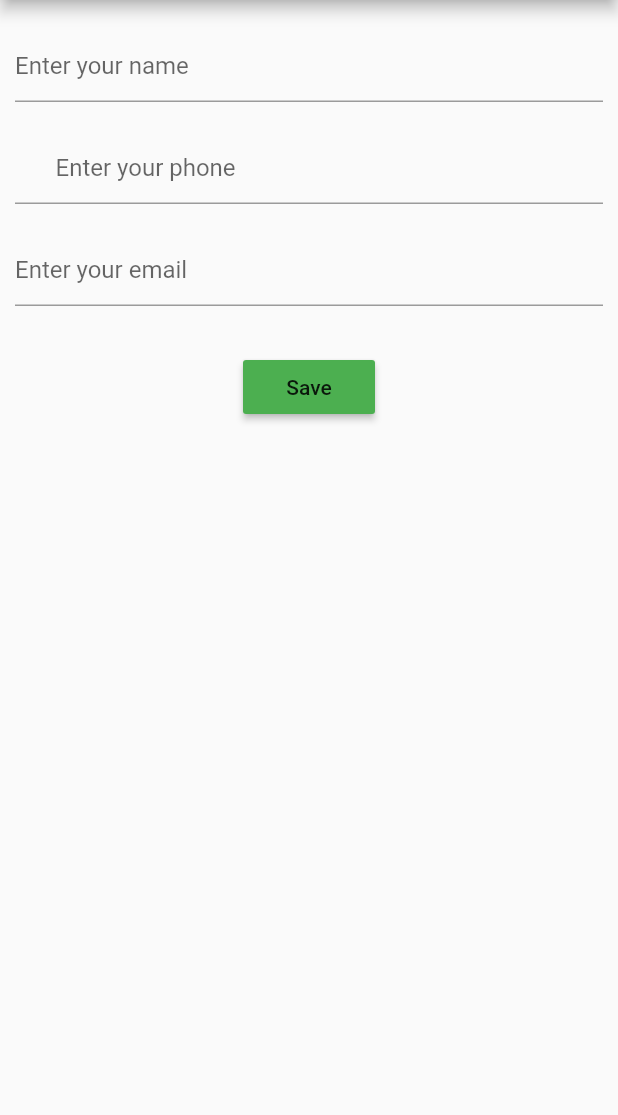
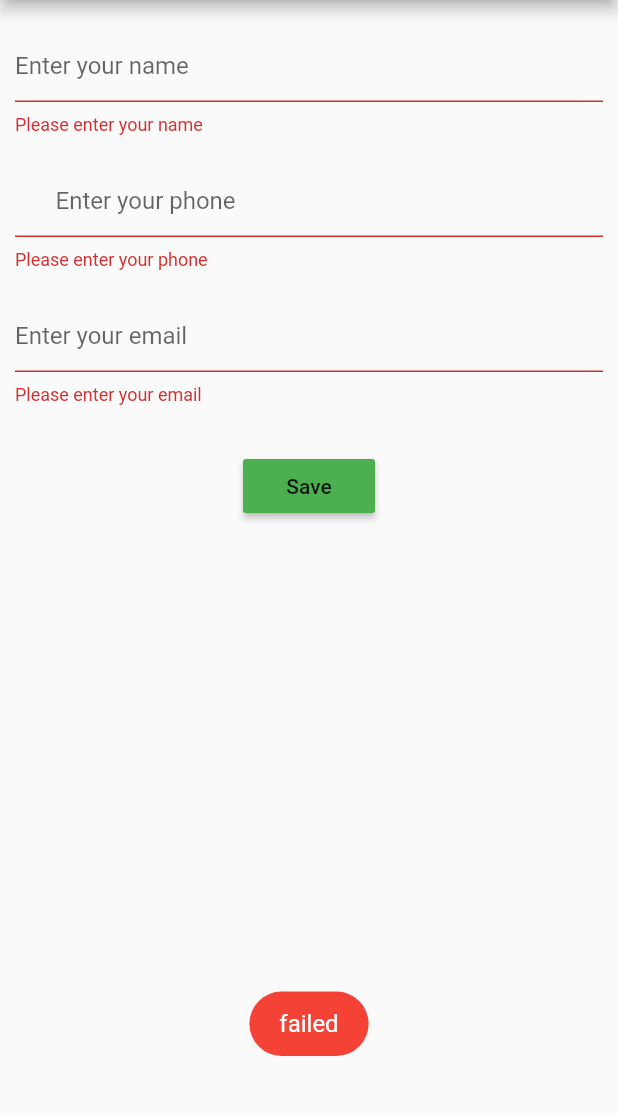
Before and after one commit to sakil007/FlutterSqfliteDemo, a Flutter app: the AddContact screen opened directly, after a tap on "Save", on a phone screen of 412 x 824 dp, the part 84-1199 px from its top. Run offline on Flutter 3.47's test engine with Material 2 defaults, Android fonts, the phone set to English and light mode, and no system bars; our stand-ins replace fluttertoast, sqflite; accounts and stored records are empty.

Commit message:
code update

```diff
--- a/lib/DatabaseClient.dart
+++ b/lib/DatabaseClient.dart
@@ -18,15 +18,15 @@ class DatabaseClient {
     return _database;
   }
 
-   insertContactData(ContactModel contactModel) async{
+  Future<int> insertContactData(ContactModel contactModel) async{
     final db = await database;
-    var res = await db.rawInsert(
-        "INSERT Into contactList (name,email,phone)"
-            " VALUES (${contactModel.name},${contactModel.email},${contactModel.phone})");
-     return res;
+     /*var res = await db.rawInsert(
+      "INSERT Into contactList (name,email,phone)"
+             " VALUES (${contactModel.name},${contactModel.email},${contactModel.phone})");
+      return res;*/
 
-  /*  var res2 = await db.insert("contactList", contactModel.toMap());
-    return res2;*/
+    var res2 = await db.insert("contactList", contactModel.toMap());
+    return res2;
   }
 
   initDB() async {
@@ -34,10 +34,11 @@ class DatabaseClient {
     String path = join(documentsDirectory.path, "contact.db");
     return await openDatabase(path, version: 1, onOpen: (db) {
     }, onCreate: (Database db, int version) async {
+      print("========================");
       await db.execute("CREATE TABLE contactList ("
           "id INTEGER PRIMARY KEY AUTOINCREMENT,"
           "name TEXT,"
-          "email TEXT,"
+          "email VARCHAR (20),"
           "phone TEXT"
           ")");
     });
--- a/lib/addContact.dart
+++ b/lib/addContact.dart
@@ -1,4 +1,7 @@
+import 'package:contactapp/ContactModel.dart';
+import 'package:contactapp/DatabaseClient.dart';
 import 'package:flutter/material.dart';
+import 'package:fluttertoast/fluttertoast.dart';
 
 class AddContact extends StatefulWidget{
   @override
@@ -10,12 +13,38 @@ class AddContact extends StatefulWidget{
 }
 class _addContact extends State<AddContact>{
 
+
   var _formKey= GlobalKey<FormState>();
+  var nameController,phoneController,emailController;
+  var databaseClient;
+
+  @override
+  void initState() {
+    // TODO: implement initState
+    super.initState();
+    databaseClient = DatabaseClient.db;
+    nameController= TextEditingController();
+    phoneController= TextEditingController();
+    emailController= TextEditingController();
+
+  }
+  void showToast(msg){
+    Fluttertoast.showToast(
+        msg: msg,
+        toastLength: Toast.LENGTH_LONG,
+        gravity: ToastGravity.BOTTOM,
+        timeInSecForIosWeb: 1,
+        backgroundColor: Colors.red,
+        textColor: Colors.white,
+        fontSize: 16.0
+    );
+  }
 
   @override
   Widget build(BuildContext context) {
     // TODO: implement build
     return Scaffold(
+      resizeToAvoidBottomPadding: false,
       appBar: AppBar(title: Text("Add Contact"),),
       body: Container(
         padding: EdgeInsets.all(10),
@@ -25,7 +54,15 @@ class _addContact extends State<AddContact>{
                children: [
                  Padding(padding: EdgeInsets.only(top:10,bottom: 10),
 
-                 child: TextField(
+                 child: TextFormField(
+                   controller: nameController,
+                   validator: (value){
+                     if(value.isEmpty){
+                     //  showToast("Please enter your name");
+                           return "Please enter your name";
+                     }
+                     return null;
+                   },
                    decoration: InputDecoration(
                      hintText: "Enter your name",
 
@@ -33,16 +70,34 @@ class _addContact extends State<AddContact>{
                  ),),
                  Padding(padding: EdgeInsets.only(top:10,bottom: 10),
 
-                   child: TextField(
+                   child: TextFormField(
+                     controller: phoneController,
+                     validator: (value){
+                       if(value.isEmpty){
+                         return "Please enter your phone";
+                       } else if(value.length!=10){
+                         return "Please enter valid phone";
+                       }
+                       return null;
+                     },
+                     keyboardType: TextInputType.number,
                      decoration: InputDecoration(
                        hintText: "Enter your phone",
-                       prefix: Text("+91")
+                       prefix: Text("+91"),
 
                      ),
                    ),),
                  Padding(padding: EdgeInsets.only(top:10,bottom: 10),
 
-                   child: TextField(
+                   child: TextFormField(
+                     controller: emailController,
+                     validator: (value){
+                       if(value.isEmpty){
+                         //  showToast("Please enter your name");
+                         return "Please enter your email";
+                       }
+                       return null;
+                     },
                      decoration: InputDecoration(
                        hintText: "Enter your email",
 
@@ -52,7 +107,17 @@ class _addContact extends State<AddContact>{
                  SizedBox(
                    height: 20),
                    RaisedButton(
-                     onPressed: (){
+                     onPressed: () async {
+                       if(_formKey.currentState.validate()){
+                         var databaseID= await databaseClient.insertContactData(
+                             new ContactModel(email: emailController.text,
+                             name: nameController.text,
+                             phone: phoneController.text));
+
+                         showToast("Success"+databaseID.toString());
+                       }else{
+                         showToast("failed");
+                       }
 
                      },
                      color: Colors.green,
@@ -64,6 +129,10 @@ class _addContact extends State<AddContact>{
            ),
       ),
     );
+
+
+
+
   }
 
 }
--- a/pubspec.yaml
+++ b/pubspec.yaml
@@ -29,6 +29,7 @@ dependencies:
   # The following adds the Cupertino Icons font to your application.
   # Use with the CupertinoIcons class for iOS style icons.
   cupertino_icons: ^1.0.0
+  fluttertoast: ^7.1.6
 
 
 dev_dependencies:
```
Also changed, not shown: pubspec.lock.
